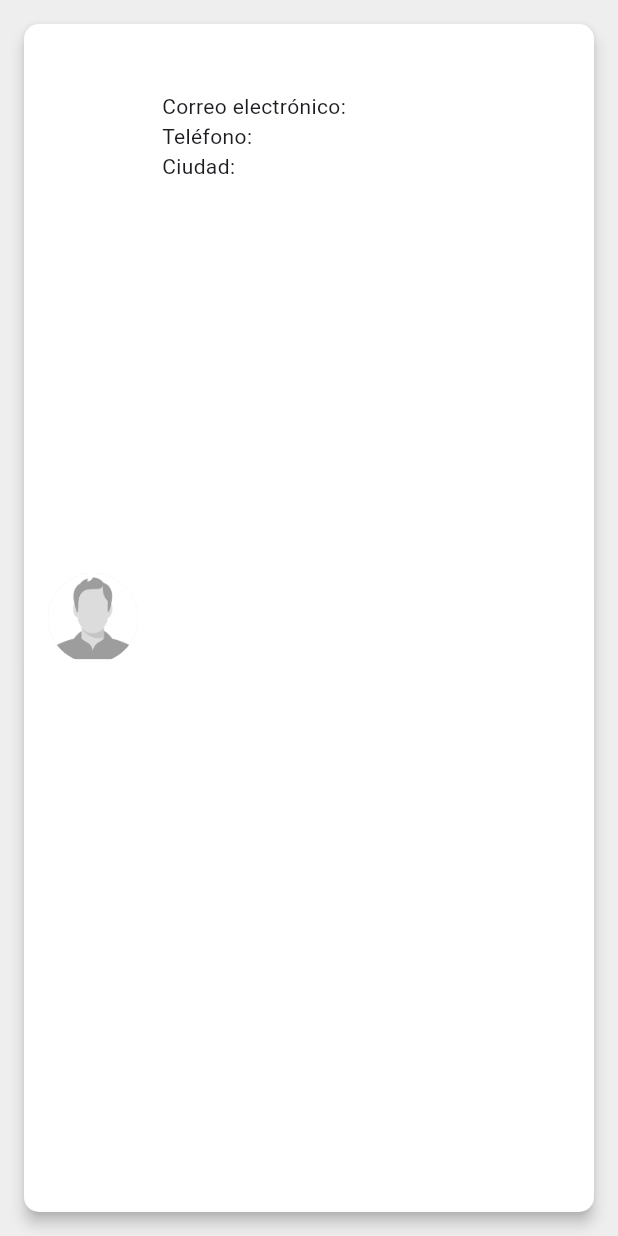
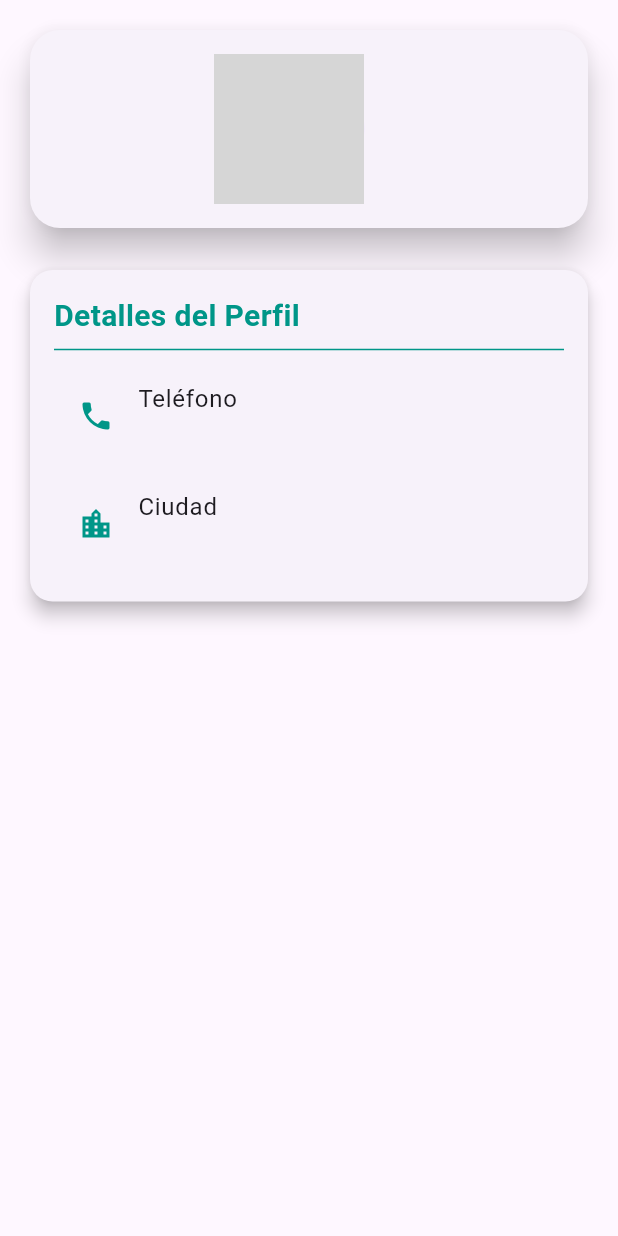
Before and after one commit to Patacon13/veo_veo, a Flutter app: the PerfilPage screen opened directly, on a phone screen of 412 x 824 dp. Run offline on Flutter 3.47's test engine with Material 3 defaults, Android fonts, the phone set to English and light mode, and no system bars; our stand-ins replace camera, cloud_firestore, firebase_auth, firebase_core, firebase_storage, flutter_bloc and 4 more; missing offline and left inert: country_pickers, flutter_session_manager; accounts and stored records are empty; network calls fail; grey boxes are pictures that could not be loaded.

Commit message:
finalizado bloc de configuracion, fix en userprovider y mejorado disenio de perfil

```diff
--- a/lib/main.dart
+++ b/lib/main.dart
@@ -39,6 +39,7 @@ class Wrapper extends StatelessWidget {
         } else if (snapshot.hasError) {
           return Center(child: Text('Error: ${snapshot.error}'));
         } else if (snapshot.hasData && snapshot.data == true) {
+          print('ID: ${userProvider.user!.id}');
           return HomePage();
         } else {
           return LoginPage();
--- a/lib/screens/pages/login/bloc/login_event.dart
+++ b/lib/screens/pages/login/bloc/login_event.dart
@@ -12,5 +12,6 @@ final class LoginIniciado extends LoginEvent{
 final class CodigoVerificacionIngresado extends LoginEvent{
   late final String codigoSMS;
   late final String idVerificacion;
-  CodigoVerificacionIngresado({required this.codigoSMS, required this.idVerificacion});
+  late final String telefono;
+  CodigoVerificacionIngresado({required this.codigoSMS, required this.idVerificacion, required this.telefono});
 }
--- a/lib/screens/pages/login/bloc/login_state.dart
+++ b/lib/screens/pages/login/bloc/login_state.dart
@@ -20,5 +20,6 @@ final class Cargando extends LoginState{}
 
 final class EsperandoCodigo extends LoginState{
   String idVerificacion;
-  EsperandoCodigo({required this.idVerificacion});
+  String telefono;
+  EsperandoCodigo({required this.idVerificacion, required this.telefono});
 }
--- a/lib/screens/pages/logros/logros.dart
+++ b/lib/screens/pages/logros/logros.dart
@@ -36,7 +36,7 @@ Widget build(BuildContext context) {
                 if (snapshot.connectionState == ConnectionState.waiting) {
                   return const Center(child: CircularProgressIndicator());
                 } else if (snapshot.hasError) {
-                  return Center(child: Text('Error al obtener el usuario.'));
+                  return Center(child: Text(snapshot.error.toString()));
                 } else {
                   final usuario = snapshot.data as Usuario;
                   return StreamBuilder(
--- a/lib/screens/pages/perfil/perfil.dart
+++ b/lib/screens/pages/perfil/perfil.dart
@@ -1,77 +1,102 @@
 import 'package:flutter/material.dart';
 import 'package:provider/provider.dart';
 import 'package:veo_veo/models/usuario.dart';
-import 'package:veo_veo/providers/user_provider.dart'; // Importa tu UserProvider
+import 'package:veo_veo/providers/user_provider.dart';
 
 class PerfilPage extends StatelessWidget {
   @override
   Widget build(BuildContext context) {
+    return Scaffold(
 
-    return Scaffold(
-      body: Container(
-        color: Colors.grey[200],
-        child: Consumer<UsuarioManager>(
-          builder: (context, userProvider, _) {
-            final usuario = userProvider.user;
-            if (usuario == null) {
-              return const Center(
-                child: CircularProgressIndicator(),
-              );
-            } else {
-              return _buildProfile(usuario, context);
-            }
-          },
+      body: SingleChildScrollView(
+        child: Container(
+          padding: const EdgeInsets.all(16),
+          child: Column(
+            children: [
+              _buildProfile(context),
+              const SizedBox(height: 20),
+              _buildProfileDetails(context),
+            ],
+          ),
         ),
       ),
     );
   }
 
-  Widget _buildProfile(Usuario usuario, BuildContext context) {
+  Widget _buildProfile(BuildContext context) {
+    final userProvider = Provider.of<UsuarioManager>(context, listen: false);
+    Usuario? usuario = userProvider.user;
     return GestureDetector(
       onTap: () {
-        _mostrarFotoAmpliada(usuario, context);
+        _mostrarFotoAmpliada(usuario!, context);
       },
       child: Card(
-        elevation: 4,
-        margin: EdgeInsets.all(16),
-        color: Colors.white,
+        elevation: 10,
         shape: RoundedRectangleBorder(
-          borderRadius: BorderRadius.circular(10),
+          borderRadius: BorderRadius.circular(20),
         ),
         child: Padding(
-          padding: EdgeInsets.all(16),
+          padding: const EdgeInsets.all(16),
           child: Row(
+            mainAxisAlignment: MainAxisAlignment.center,
             children: [
               CircleAvatar(
-                radius: 30,
-                backgroundImage: AssetImage('assets/user.png'),
+                radius: 50,
+                backgroundImage: NetworkImage(usuario!.urlPerfil),
               ),
-              SizedBox(width: 16),
-              Expanded(
-                child: Column(
+              const SizedBox(width: 20),
+              Column(
                 crossAxisAlignment: CrossAxisAlignment.start,
                 children: [
                   Text(
                     '${usuario.nombre} ${usuario.apellido}',
-                      style: TextStyle(
-                        fontSize: 20,
+                    style: const TextStyle(
+                      fontSize: 24,
                       fontWeight: FontWeight.bold,
                     ),
                   ),
-                    Text(
-                      'Correo electrónico: ${usuario.email}',
-                    ),
-                    Text(
-                      'Teléfono: ${usuario.numeroTelefono}',
-                    ),
-                    Text(
-                      'Ciudad: ${usuario.localidad}',
+                ],
               ),
             ],
           ),
         ),
+      ),
+    );
+  }
+
+  Widget _buildProfileDetails(BuildContext context) {
+    final userProvider1 = Provider.of<UsuarioManager>(context, listen: false);
+    Usuario? usuario = userProvider1.user;
+    return Card(
+      elevation: 5,
+      shape: RoundedRectangleBorder(
+        borderRadius: BorderRadius.circular(15),
+      ),
+      child: Padding(
+        padding: const EdgeInsets.all(16),
+        child: Column(
+          crossAxisAlignment: CrossAxisAlignment.start,
+          children: [
+            const Text(
+              'Detalles del Perfil',
+              style: TextStyle(
+                fontSize: 20,
+                fontWeight: FontWeight.bold,
+                color: Colors.teal,
+              ),
+            ),
+            const Divider(color: Colors.teal),
+            ListTile(
+              leading: const Icon(Icons.phone, color: Colors.teal),
+              title: const Text('Teléfono'),
+              subtitle: Text(usuario!.numeroTelefono),
+            ),
+            ListTile(
+              leading: const Icon(Icons.location_city, color: Colors.teal),
+              title: const Text('Ciudad'),
+              subtitle: Text(usuario.localidad),
+            ),
           ],
-          ),
         ),
       ),
     );
@@ -82,9 +107,12 @@ class PerfilPage extends StatelessWidget {
       context: context,
       builder: (BuildContext context) {
         return AlertDialog(
+          shape: RoundedRectangleBorder(
+            borderRadius: BorderRadius.circular(20),
+          ),
           content: CircleAvatar(
             radius: 100,
-            backgroundImage: AssetImage('assets/user.png'),
+            backgroundImage: NetworkImage(usuario.urlPerfil),
           ),
         );
       },
--- a/pubspec.yaml
+++ b/pubspec.yaml
@@ -53,6 +53,7 @@ dependencies:
   http: ^1.2.0
   firebase_auth: ^4.17.8
   provider: ^6.1.2
+  firebase_storage: ^11.6.9
 
 dev_dependencies:
   flutter_test:
```
Also changed, not shown: lib/models/usuario.dart (+14 -14 lines), lib/providers/user_provider.dart (+20 -5 lines), lib/screens/pages/login/bloc/login_bloc.dart (+8 -8 lines), lib/screens/pages/login/login.dart (+7 -6 lines), lib/screens/pages/login/verificacion.dart (+18 -4 lines), lib/screens/pages/perfil/bloc/perfil_config_bloc.dart (added, +41 -0 lines), lib/screens/pages/perfil/bloc/perfil_config_event.dart (added, +13 -0 lines), lib/screens/pages/perfil/bloc/perfil_config_state.dart (added, +18 -0 lines), lib/screens/pages/perfil/perfil_config.dart (+77 -20 lines), lib/services/usuario_services.dart (+19 -20 lines), pubspec.lock, 3 other files. Lines whose indentation alone changed are shown as unchanged.
